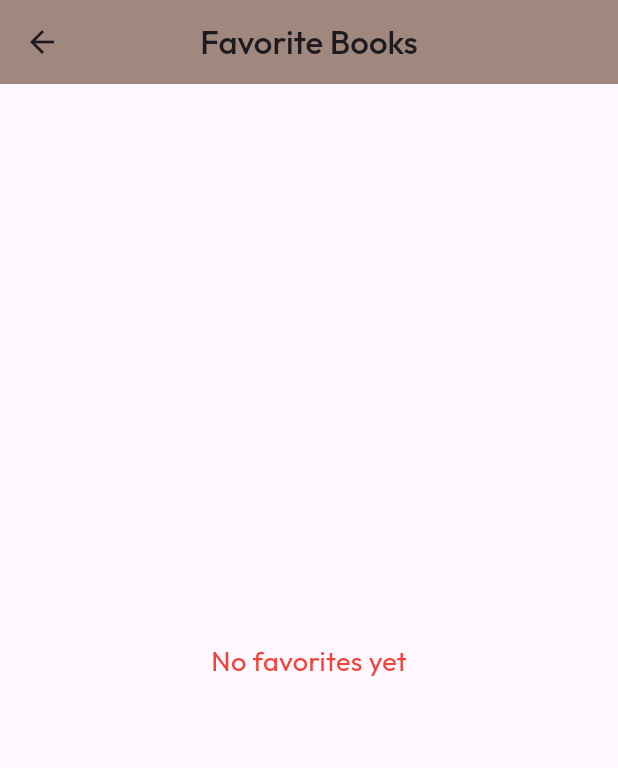
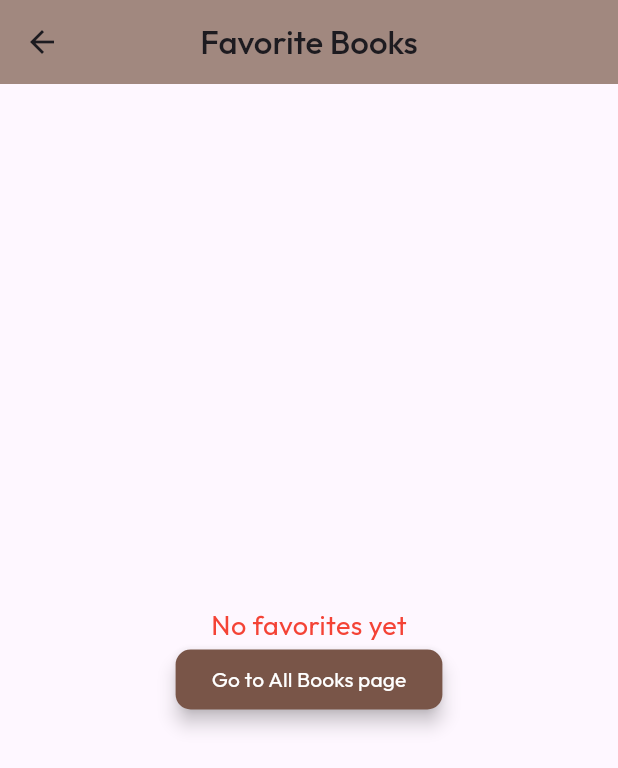
Before and after one commit to jemi-d/my_book_app, a Flutter app: the MyBookListPage screen opened by its route, after a tap on the "favorite outline" icon, on a phone screen of 412 x 824 dp. Shown: the top 768 px of the screen. Run offline on Flutter 3.47's test engine with Material 3 defaults, Android fonts, the phone set to English and light mode, and no system bars; our stand-ins replace cached_network_image, connectivity_plus, drift; accounts and stored records are empty; generated files the repository leaves out were written again; network calls fail.

Commit message:
Changes in fav list

```diff
--- a/lib/ui/book_list.dart
+++ b/lib/ui/book_list.dart
@@ -55,7 +55,7 @@ class _MyBookListPageState extends State<MyBookListPage> {
    final vm = Provider.of<BookViewModel>(context);
 
     return Scaffold(
-      appBar: AppBar(title: const Text('Book List',style: TextStyle(fontSize: 22,fontFamily: "Outfit-Medium"),), backgroundColor: Colors.brown.shade300,centerTitle: true,
+      appBar: AppBar(title: const Text('All Books',style: TextStyle(fontSize: 22,fontFamily: "Outfit-Medium"),), backgroundColor: Colors.brown.shade300,centerTitle: true,
       actions: [
         favoriteIconWithBadge(vm.favorites.length),
       ]),
@@ -94,7 +94,7 @@ class _MyBookListPageState extends State<MyBookListPage> {
       child: Stack(clipBehavior: Clip.none,
         children: [
           IconButton(onPressed: (){
-            Navigator.push(context, MaterialPageRoute(builder: (_) => FavoriteBooksPage()),);
+            Navigator.pushNamed(context, '/favBook');
           }, icon: Icon(Icons.favorite_border,size: 30,)),        // Badge only if count > 0
           if (favCount > 0)
             Positioned(top: -2, right: -2,
--- a/lib/ui/fav_book_list.dart
+++ b/lib/ui/fav_book_list.dart
@@ -30,7 +30,20 @@ class _FavoriteBooksPageState extends State<FavoriteBooksPage> {
         return Scaffold(
             appBar: AppBar(title: const Text('Favorite Books',style: TextStyle(fontSize: 22,fontFamily: "Outfit-Medium")), backgroundColor: Colors.brown.shade300,centerTitle: true,),
           body: favorites.isEmpty
-              ? Center(child: Text("No favorites yet",style: TextStyle(fontSize: 18,color: Colors.red),))
+              ? Center(child: Column(crossAxisAlignment: CrossAxisAlignment.center,mainAxisAlignment: MainAxisAlignment.center,
+                children: [
+                  Text("No favorites yet",style: TextStyle(fontSize: 18,color: Colors.red),),
+                  ElevatedButton(onPressed: (){
+                    Navigator.pushReplacementNamed(context, '/books');
+                  },
+                    style: ElevatedButton.styleFrom(backgroundColor: Colors.brown,
+                      shape: RoundedRectangleBorder(
+                        borderRadius: BorderRadius.circular(10), // Adjust corner radius
+                      ),
+                      elevation: 5, // Shadow effect
+                    ), child: Text("Go to All Books page",style: TextStyle(color: Colors.white),),),
+                ],
+              ))
               : ListView.builder(
             itemCount: favorites.length,
             itemBuilder: (context, index) {
```
